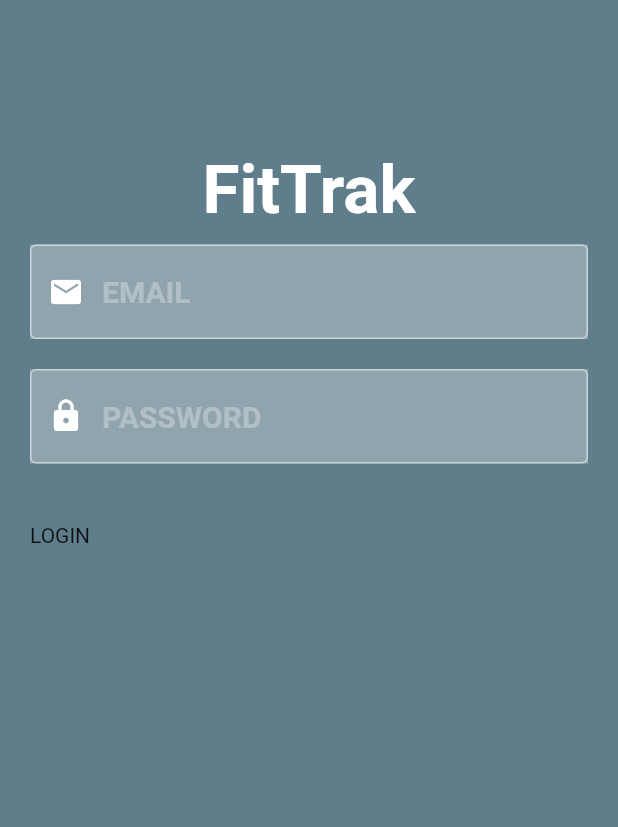
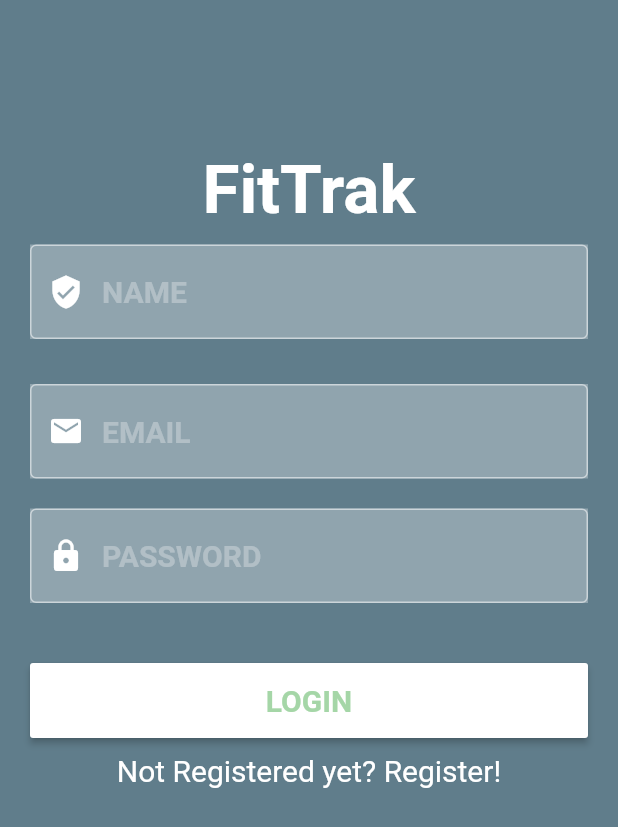
Before and after one commit to Anna-Myzukina/fitnes, a Flutter app: the screen it shows after launch, on a phone screen of 412 x 824 dp. Shown: the top 827 px of the screen. Run offline on Flutter 3.47's test engine with Material 2 defaults, Android fonts, the phone set to English and light mode, and no system bars.

Commit message:
Add inputfor users name and _buttomAction function

```diff
--- /dev/null
+++ b/lib/colors/colors.dart
@@ -0,0 +1,3 @@
+class Colors{
+
+}
--- a/lib/main.dart
+++ b/lib/main.dart
@@ -1,5 +1,4 @@
 import 'package:flutter/material.dart';
-import 'screens/homePage.dart';
 import 'screens/authorisationPage.dart';
 
 void main() {
--- a/lib/screens/authorisationPage.dart
+++ b/lib/screens/authorisationPage.dart
@@ -6,8 +6,15 @@ class AuthorisationPage extends StatefulWidget {
 }
 
 class _AuthorisationPageState extends State<AuthorisationPage> {
+  TextEditingController _nameController = TextEditingController();
   TextEditingController _emailController = TextEditingController();
   TextEditingController _passwordController = TextEditingController();
+
+  String _name;
+  String _email;
+  String _password;
+  bool showLogin = true;
+
   @override
   Widget build(BuildContext context) {
     Widget _logo() {
@@ -53,18 +60,37 @@ class _AuthorisationPageState extends State<AuthorisationPage> {
                     data: IconThemeData(color: Colors.white),
                     child: icon,
                   ),
-              )
-          ),
+                )),
           ),
         ),
       );
     }
 
+    Widget _button(String text, void func()) {
+      return RaisedButton(
+        splashColor: Theme.of(context).primaryColor,
+        highlightColor: Theme.of(context).primaryColor,
+        color: Colors.white,
+        child: Text(text,
+            style: TextStyle(
+                fontWeight: FontWeight.bold,
+                color: Theme.of(context).primaryColor,
+                fontSize: 20)),
+        onPressed: () {
+          func();
+        },
+      );
+    }
+
     Widget _form(String label, void func()) {
       return Container(
-
           child: Column(
         children: <Widget>[
+          Padding(
+            padding: EdgeInsets.only(bottom: 20, top: 10),
+            child: _imput(
+                Icon(Icons.verified_user), "NAME", _nameController, false),
+          ),
           Padding(
             padding: EdgeInsets.only(bottom: 20, top: 10),
             child: _imput(Icon(Icons.email), "EMAIL", _emailController, false),
@@ -82,11 +108,21 @@ class _AuthorisationPageState extends State<AuthorisationPage> {
             child: Container(
               height: 50,
               width: MediaQuery.of(context).size.width,
-              child: Text(label),
+              child: _button(label, func),
             ),
           )
         ],
       ));
+    }
+
+    void _buttonAction() {
+      _name = _nameController.text;
+      _email = _emailController.text;
+      _password = _passwordController.text;
+
+      _nameController.clear();
+      _emailController.clear();
+      _passwordController.clear();
     }
 
     return Scaffold(
@@ -94,8 +130,52 @@ class _AuthorisationPageState extends State<AuthorisationPage> {
         body: Column(
           children: <Widget>[
             _logo(),
-            _form('LOGIN', () {}),
+            (
+              showLogin
+              ? Column(
+                children: <Widget>[
+                  _form('login'.toUpperCase(), _buttonAction),
+                  Padding(
+                    padding: EdgeInsets.all(10),
+                    child: GestureDetector(
+                      child: Text('Not Registered yet? Register!', style: TextStyle(fontSize: 20, color: Colors.white)
+                      ),
+                      onTap: (){
+                        setState(
+                          () {
+                          showLogin = false;
+                        }
+                        );
+                      }
+
+                    )
+                  )
                 ],
-        ));
+                )
+            : Column(
+                children: <Widget>[
+                  _form('register'.toUpperCase(), _buttonAction),
+                  Padding(
+                    padding: EdgeInsets.all(10),
+                    child: GestureDetector(
+                      child: Text('Alrady Registered? Login!', style: TextStyle(fontSize: 20, color: Colors.white)
+                      ),
+                      onTap: (){
+                        setState(
+                          () {
+                          showLogin = true;
+                        }
+                        );
+                      }
+
+                    )
+                  )
+                ],
+                )
+            )
+
+          ],
+        )
+        );
   }
 }
```
Also changed, not shown: lib/screens/randomColor.dart (added). Lines whose indentation alone changed are shown as unchanged.
